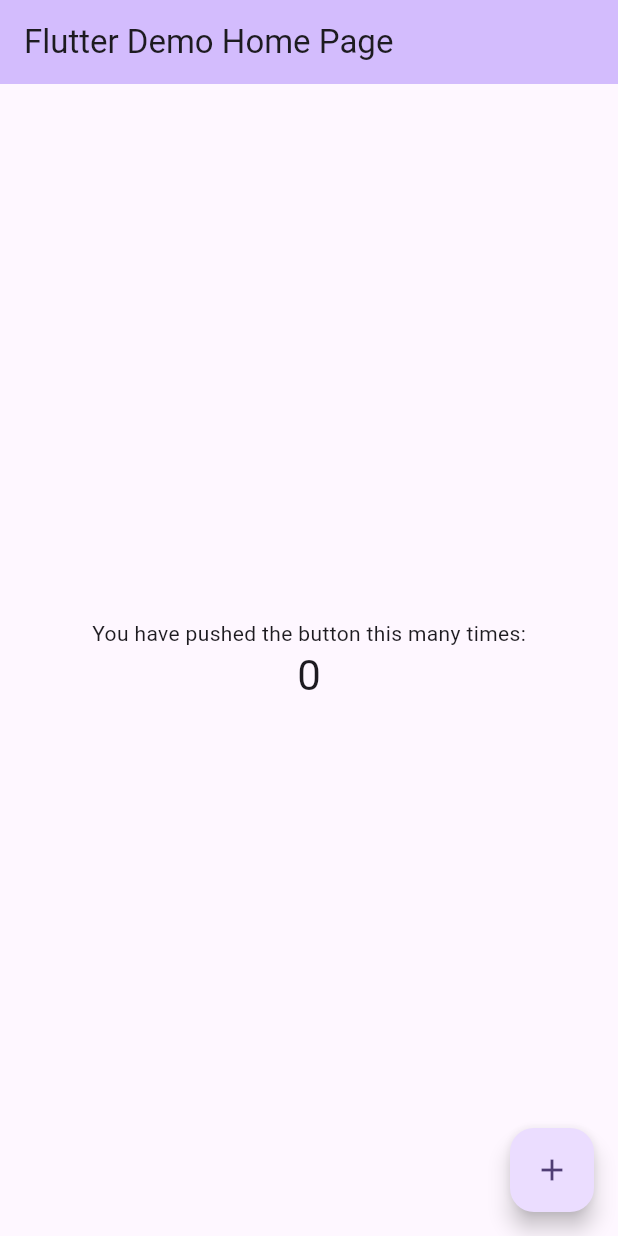
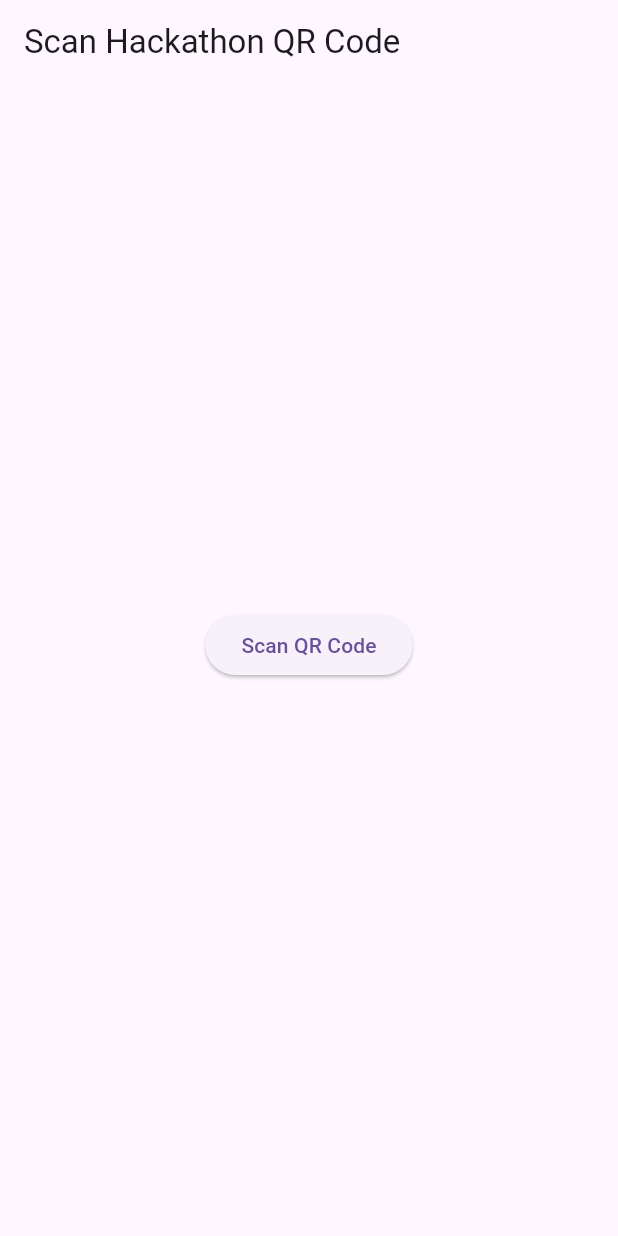
Before and after one commit to Mishutka04/hack_04_09_2024, a Flutter app: the screen it shows after launch, on a phone screen of 412 x 824 dp. Run offline on Flutter 3.47's test engine with Material 3 defaults, Android fonts, the phone set to English and light mode, and no system bars; missing offline and left inert: flutter_barcode_scanner.

Commit message:
claude drafts

```diff
--- /dev/null
+++ b/voting_hack_flutter/lib/controllers/qr_scanner_controller.dart
@@ -0,0 +1,46 @@
+import 'package:flutter/services.dart';
+import 'package:flutter_barcode_scanner/flutter_barcode_scanner.dart';
+import '../services/api_service.dart';
+import '../services/navigation_service.dart';
+import '../state/state_management.dart';
+
+class QRScannerController {
+  final APIService apiService;
+  final StateManagement stateManagement;
+  final NavigationService navigationService;
+
+  QRScannerController({
+    required this.apiService,
+    required this.stateManagement,
+    required this.navigationService,
+  });
+
+  Future<void> scanQRCode() async {
+    String barcodeScanRes;
+    try {
+      barcodeScanRes = await FlutterBarcodeScanner.scanBarcode(
+        '#ff6666',
+        'Cancel',
+        true,
+        ScanMode.QR,
+      );
+    } on PlatformException {
+      barcodeScanRes = 'Failed to get platform version.';
+      return;
+    }
+
+    if (barcodeScanRes == '-1') {
+      // User canceled the scan
+      return;
+    }
+
+    try {
+      final hackathon = await apiService.getHackathonDetails(barcodeScanRes);
+      stateManagement.updateHackathonState(hackathon);
+      navigationService.navigateToVoting();
+    } catch (e) {
+      print('Error fetching hackathon details: $e');
+      // Here you might want to show an error message to the user
+    }
+  }
+}
--- a/voting_hack_flutter/lib/main.dart
+++ b/voting_hack_flutter/lib/main.dart
@@ -1,125 +1,48 @@
 import 'package:flutter/material.dart';
+import 'package:provider/provider.dart';
+import 'services/navigation_service.dart';
+import 'services/api_service.dart';
+import 'state/state_management.dart';
+import 'screens/qr_scanner_screen.dart';
+import 'screens/voting_screen.dart';
 
 void main() {
-  runApp(const MyApp());
+  runApp(
+    MultiProvider(
+      providers: [
+        ChangeNotifierProvider(create: (_) => StateManagement()),
+        Provider(create: (_) => NavigationService()),
+        Provider(create: (_) => APIService()),
+      ],
+      child: MainApp(),
+    ),
+  );
 }
 
-class MyApp extends StatelessWidget {
-  const MyApp({super.key});
-
-  // This widget is the root of your application.
+class MainApp extends StatelessWidget {
   @override
   Widget build(BuildContext context) {
+    final NavigationService navigationService =
+        Provider.of<NavigationService>(context, listen: false);
+
     return MaterialApp(
-      title: 'Flutter Demo',
+      title: 'Hackathon Voting App',
       theme: ThemeData(
-        // This is the theme of your application.
-        //
-        // TRY THIS: Try running your application with "flutter run". You'll see
-        // the application has a purple toolbar. Then, without quitting the app,
-        // try changing the seedColor in the colorScheme below to Colors.green
-        // and then invoke "hot reload" (save your changes or press the "hot
-        // reload" button in a Flutter-supported IDE, or press "r" if you used
-        // the command line to start the app).
-        //
-        // Notice that the counter didn't reset back to zero; the application
-        // state is not lost during the reload. To reset the state, use hot
-        // restart instead.
-        //
-        // This works for code too, not just values: Most code changes can be
-        // tested with just a hot reload.
-        colorScheme: ColorScheme.fromSeed(seedColor: Colors.deepPurple),
-        useMaterial3: true,
+        primarySwatch: Colors.blue,
+        visualDensity: VisualDensity.adaptivePlatformDensity,
       ),
-      home: const MyHomePage(title: 'Flutter Demo Home Page'),
+      navigatorKey: navigationService.navigatorKey,
+      initialRoute: '/',
+      onGenerateRoute: (settings) {
+        switch (settings.name) {
+          case '/':
+            return MaterialPageRoute(builder: (_) => QRScannerScreen());
+          case '/voting':
+            return MaterialPageRoute(builder: (_) => VotingScreen());
+          default:
+            return MaterialPageRoute(builder: (_) => QRScannerScreen());
+        }
+      },
     );
   }
 }
-
-class MyHomePage extends StatefulWidget {
-  const MyHomePage({super.key, required this.title});
-
-  // This widget is the home page of your application. It is stateful, meaning
-  // that it has a State object (defined below) that contains fields that affect
-  // how it looks.
-
-  // This class is the configuration for the state. It holds the values (in this
-  // case the title) provided by the parent (in this case the App widget) and
-  // used by the build method of the State. Fields in a Widget subclass are
-  // always marked "final".
-
-  final String title;
-
-  @override
-  State<MyHomePage> createState() => _MyHomePageState();
-}
-
-class _MyHomePageState extends State<MyHomePage> {
-  int _counter = 0;
-
-  void _incrementCounter() {
-    setState(() {
-      // This call to setState tells the Flutter framework that something has
-      // changed in this State, which causes it to rerun the build method below
-      // so that the display can reflect the updated values. If we changed
-      // _counter without calling setState(), then the build method would not be
-      // called again, and so nothing would appear to happen.
-      _counter++;
-    });
-  }
-
-  @override
-  Widget build(BuildContext context) {
-    // This method is rerun every time setState is called, for instance as done
-    // by the _incrementCounter method above.
-    //
-    // The Flutter framework has been optimized to make rerunning build methods
-    // fast, so that you can just rebuild anything that needs updating rather
-    // than having to individually change instances of widgets.
-    return Scaffold(
-      appBar: AppBar(
-        // TRY THIS: Try changing the color here to a specific color (to
-        // Colors.amber, perhaps?) and trigger a hot reload to see the AppBar
-        // change color while the other colors stay the same.
-        backgroundColor: Theme.of(context).colorScheme.inversePrimary,
-        // Here we take the value from the MyHomePage object that was created by
-        // the App.build method, and use it to set our appbar title.
-        title: Text(widget.title),
-      ),
-      body: Center(
-        // Center is a layout widget. It takes a single child and positions it
-        // in the middle of the parent.
-        child: Column(
-          // Column is also a layout widget. It takes a list of children and
-          // arranges them vertically. By default, it sizes itself to fit its
-          // children horizontally, and tries to be as tall as its parent.
-          //
-          // Column has various properties to control how it sizes itself and
-          // how it positions its children. Here we use mainAxisAlignment to
-          // center the children vertically; the main axis here is the vertical
-          // axis because Columns are vertical (the cross axis would be
-          // horizontal).
-          //
-          // TRY THIS: Invoke "debug painting" (choose the "Toggle Debug Paint"
-          // action in the IDE, or press "p" in the console), to see the
-          // wireframe for each widget.
-          mainAxisAlignment: MainAxisAlignment.center,
-          children: <Widget>[
-            const Text(
-              'You have pushed the button this many times:',
-            ),
-            Text(
-              '$_counter',
-              style: Theme.of(context).textTheme.headlineMedium,
-            ),
-          ],
-        ),
-      ),
-      floatingActionButton: FloatingActionButton(
-        onPressed: _incrementCounter,
-        tooltip: 'Increment',
-        child: const Icon(Icons.add),
-      ), // This trailing comma makes auto-formatting nicer for build methods.
-    );
-  }
-}
--- /dev/null
+++ b/voting_hack_flutter/lib/models/hackathon.dart
@@ -0,0 +1,27 @@
+class Hackathon {
+  final String id;
+  final String name;
+  final DateTime date;
+
+  Hackathon({
+    required this.id,
+    required this.name,
+    required this.date,
+  });
+
+  factory Hackathon.fromJson(Map<String, dynamic> json) {
+    return Hackathon(
+      id: json['id'],
+      name: json['name'],
+      date: DateTime.parse(json['date']),
+    );
+  }
+
+  Map<String, dynamic> toJson() {
+    return {
+      'id': id,
+      'name': name,
+      'date': date.toIso8601String(),
+    };
+  }
+}
--- /dev/null
+++ b/voting_hack_flutter/lib/models/vote.dart
@@ -0,0 +1,27 @@
+class Vote {
+  final String hackathonId;
+  final int rank;
+  final String comment;
+
+  Vote({
+    required this.hackathonId,
+    required this.rank,
+    required this.comment,
+  });
+
+  factory Vote.fromJson(Map<String, dynamic> json) {
+    return Vote(
+      hackathonId: json['hackathon_id'],
+      rank: json['rank'],
+      comment: json['comment'],
+    );
+  }
+
+  Map<String, dynamic> toJson() {
+    return {
+      'hackathon_id': hackathonId,
+      'rank': rank,
+      'comment': comment,
+    };
+  }
+}
--- /dev/null
+++ b/voting_hack_flutter/lib/screens/qr_scanner_screen.dart
@@ -0,0 +1,44 @@
+import 'package:flutter/material.dart';
+import 'package:provider/provider.dart';
+import '../controllers/qr_scanner_controller.dart';
+import '../state/state_management.dart';
+
+class QRScannerScreen extends StatelessWidget {
+  @override
+  Widget build(BuildContext context) {
+    final controller = QRScannerController(
+      apiService: Provider.of(context, listen: false),
+      stateManagement: Provider.of(context, listen: false),
+      navigationService: Provider.of(context, listen: false),
+    );
+
+    return Scaffold(
+      appBar: AppBar(
+        title: Text('Scan Hackathon QR Code'),
+      ),
+      body: Center(
+        child: Column(
+          mainAxisAlignment: MainAxisAlignment.center,
+          children: [
+            ElevatedButton(
+              onPressed: () async {
+                await controller.scanQRCode();
+              },
+              child: Text('Scan QR Code'),
+            ),
+            SizedBox(height: 20),
+            Consumer<StateManagement>(
+              builder: (context, stateManagement, child) {
+                final hackathon = stateManagement.currentHackathon;
+                if (hackathon != null) {
+                  return Text('Connected to: ${hackathon.name}');
+                }
+                return SizedBox.shrink();
+              },
+            ),
+          ],
+        ),
+      ),
+    );
+  }
+}
--- /dev/null
+++ b/voting_hack_flutter/lib/services/api_service.dart
@@ -0,0 +1,35 @@
+import 'dart:convert';
+import 'package:http/http.dart' as http;
+import '../models/hackathon.dart';
+import '../models/vote.dart';
+
+class APIService {
+  final String baseUrl =
+      'https://api.example.com'; // Replace with your actual API base URL
+
+  Future<Hackathon> getHackathonDetails(String qrCode) async {
+    final response = await http.get(Uri.parse('$baseUrl/hackathons/$qrCode'));
+
+    if (response.statusCode == 200) {
+      return Hackathon.fromJson(json.decode(response.body));
+    } else {
+      throw Exception('Failed to load hackathon details');
+    }
+  }
+
+  Future<bool> submitVote(Vote vote) async {
+    final response = await http.post(
+      Uri.parse('$baseUrl/votes'),
+      headers: <String, String>{
+        'Content-Type': 'application/json; charset=UTF-8',
+      },
+      body: jsonEncode(vote.toJson()),
+    );
+
+    if (response.statusCode == 201) {
+      return true;
+    } else {
+      throw Exception('Failed to submit vote');
+    }
+  }
+}
--- /dev/null
+++ b/voting_hack_flutter/lib/state/state_management.dart
@@ -0,0 +1,28 @@
+import 'package:flutter/foundation.dart';
+import '../models/hackathon.dart';
+import '../models/vote.dart';
+
+class StateManagement with ChangeNotifier {
+  Hackathon? _currentHackathon;
+  Vote? _currentVote;
+
+  Hackathon? get currentHackathon => _currentHackathon;
+
+  Vote? get currentVote => _currentVote;
+
+  void updateHackathonState(Hackathon hackathon) {
+    _currentHackathon = hackathon;
+    notifyListeners();
+  }
+
+  void updateVotingState(Vote vote) {
+    _currentVote = vote;
+    notifyListeners();
+  }
+
+  void clearState() {
+    _currentHackathon = null;
+    _currentVote = null;
+    notifyListeners();
+  }
+}
```
Also changed, not shown: voting_hack_flutter/lib/controllers/voting_controller.dart (added, +39 -0 lines), voting_hack_flutter/lib/screens/voting_screen.dart (added, +87 -0 lines), voting_hack_flutter/lib/services/navigation_service.dart (added, +22 -0 lines), 1 other file.
